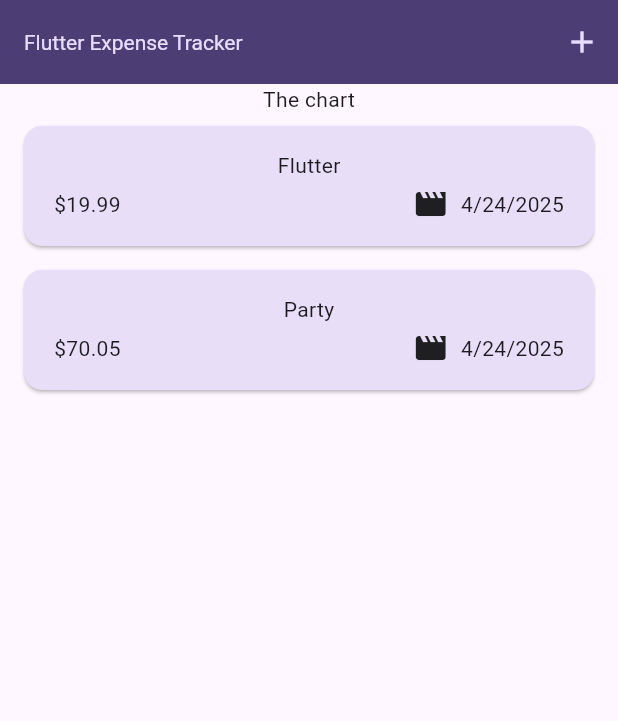
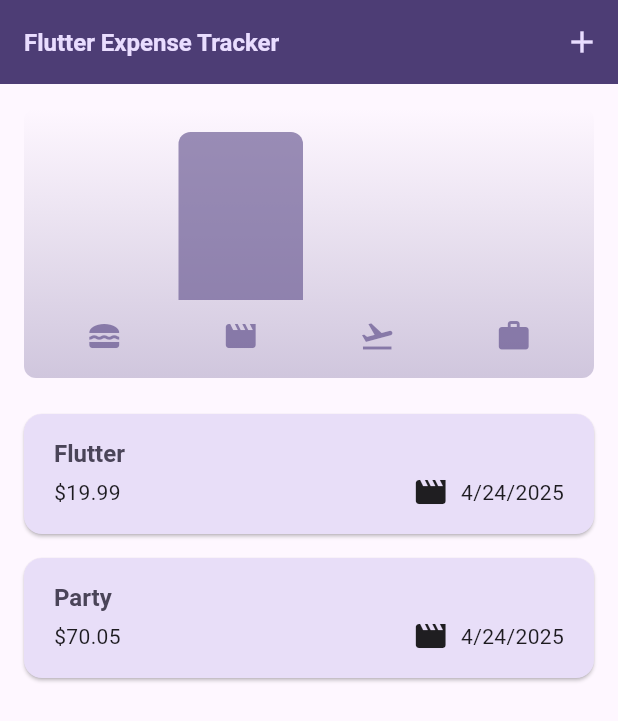
Before and after one commit to hardardottir93/verkefni, a Flutter app: the screen it shows after launch, on a phone screen of 412 x 824 dp. Shown: the top 721 px of the screen. Run offline on Flutter 3.47's test engine with Material 3 defaults, Android fonts, the phone set to English and light mode, and no system bars.

Commit message:
last-commit

```diff
--- a/expenses_app/lib/main.dart
+++ b/expenses_app/lib/main.dart
@@ -2,11 +2,33 @@ import 'package:flutter/material.dart';
 import 'package:expenses_app/widgets/expenses.dart';
 
 var kColorScheme = ColorScheme.fromSeed(
-    seedColor: const Color.fromARGB(255, 96, 59, 181));
+    seedColor: const Color.fromARGB(255, 96, 59, 181)
+);
+
+var kDarkColorScheme = ColorScheme.fromSeed(
+  brightness: Brightness.dark,
+  seedColor: const Color.fromARGB(255, 5, 99, 125)
+);
 
 void main() {
   runApp(
     MaterialApp(
+      darkTheme: ThemeData.dark().copyWith(
+        colorScheme: kDarkColorScheme,
+        cardTheme: const CardThemeData().copyWith(
+          color: kDarkColorScheme.secondaryContainer,
+          margin: const EdgeInsets.symmetric(
+            horizontal: 16,
+            vertical: 8
+          ),
+        ),
+        elevatedButtonTheme: ElevatedButtonThemeData(
+          style: ElevatedButton.styleFrom(
+            backgroundColor: kDarkColorScheme.primaryContainer,
+            foregroundColor: kDarkColorScheme.onPrimaryContainer,
+          ),
+        ),
+      ),
       theme: ThemeData().copyWith(
         colorScheme: kColorScheme,
         appBarTheme: const AppBarTheme().copyWith(
@@ -27,9 +49,9 @@ void main() {
         ),
         textTheme: ThemeData().textTheme.copyWith(
           titleLarge: TextStyle(
-            fontWeight: FontWeight.normal,
+            fontWeight: FontWeight.bold,
             color: kColorScheme.onSecondaryContainer,
-            fontSize: 14,
+            fontSize: 16,
           ),
         ),
       ),
--- a/expenses_app/lib/models/expense.dart
+++ b/expenses_app/lib/models/expense.dart
@@ -34,3 +34,27 @@ class Expense {
     return formatter.format(date);
   }
 }
+
+class ExpenseBucket {
+  const ExpenseBucket({
+    required this.category,
+    required this.expenses});
+
+  ExpenseBucket.forCategory(List<Expense> allExpenses, this.category)
+   : expenses = allExpenses
+    .where((expense) => expense.category == category)
+    .toList();
+
+  final Category category;
+  final List<Expense> expenses;
+
+  double get totalExpenses {
+    double sum = 0;
+
+    for (final expense in expenses){
+      sum += expense.amount;
+    }
+    return sum;
+  }
+
+}
--- /dev/null
+++ b/expenses_app/lib/widgets/chart/chart.dart
@@ -0,0 +1,95 @@
+import 'package:flutter/material.dart';
+
+import 'package:expenses_app/widgets/chart/chart_bar.dart';
+import 'package:expenses_app/models/expense.dart';
+
+class Chart extends StatelessWidget {
+  const Chart({super.key, required this.expenses});
+
+  final List<Expense> expenses;
+
+  List<ExpenseBucket> get buckets {
+    return [
+      ExpenseBucket.forCategory(expenses, Category.food),
+      ExpenseBucket.forCategory(expenses, Category.leisure),
+      ExpenseBucket.forCategory(expenses, Category.travel),
+      ExpenseBucket.forCategory(expenses, Category.work),
+    ];
+  }
+
+  double get maxTotalExpense {
+    double maxTotalExpense = 0;
+
+    for (final bucket in buckets) {
+      if (bucket.totalExpenses > maxTotalExpense) {
+        maxTotalExpense = bucket.totalExpenses;
+      }
+    }
+
+    return maxTotalExpense;
+  }
+
+  @override
+  Widget build(BuildContext context) {
+    final isDarkMode =
+        MediaQuery.of(context).platformBrightness == Brightness.dark;
+    return Container(
+      margin: const EdgeInsets.all(16),
+      padding: const EdgeInsets.symmetric(
+        vertical: 16,
+        horizontal: 8,
+      ),
+      width: double.infinity,
+      height: 180,
+      decoration: BoxDecoration(
+        borderRadius: BorderRadius.circular(8),
+        gradient: LinearGradient(
+          colors: [
+            Theme.of(context).colorScheme.primary.withOpacity(0.3),
+            Theme.of(context).colorScheme.primary.withOpacity(0.0)
+          ],
+          begin: Alignment.bottomCenter,
+          end: Alignment.topCenter,
+        ),
+      ),
+      child: Column(
+        children: [
+          Expanded(
+            child: Row(
+              crossAxisAlignment: CrossAxisAlignment.end,
+              children: [
+                for (final bucket in buckets) // alternative to map()
+                  ChartBar(
+                    fill: bucket.totalExpenses == 0
+                        ? 0
+                        : bucket.totalExpenses / maxTotalExpense,
+                  )
+              ],
+            ),
+          ),
+          const SizedBox(height: 12),
+          Row(
+            children: buckets
+                .map(
+                  (bucket) => Expanded(
+                child: Padding(
+                  padding: const EdgeInsets.symmetric(horizontal: 4),
+                  child: Icon(
+                    categoryIcons[bucket.category],
+                    color: isDarkMode
+                        ? Theme.of(context).colorScheme.secondary
+                        : Theme.of(context)
+                        .colorScheme
+                        .primary
+                        .withOpacity(0.7),
+                  ),
+                ),
+              ),
+            )
+                .toList(),
+          )
+        ],
+      ),
+    );
+  }
+}
--- /dev/null
+++ b/expenses_app/lib/widgets/chart/chart_bar.dart
@@ -0,0 +1,34 @@
+import 'package:flutter/material.dart';
+
+class ChartBar extends StatelessWidget {
+  const ChartBar({
+    super.key,
+    required this.fill,
+  });
+
+  final double fill;
+
+  @override
+  Widget build(BuildContext context) {
+    final isDarkMode =
+        MediaQuery.of(context).platformBrightness == Brightness.dark;
+    return Expanded(
+      child: Padding(
+        padding: const EdgeInsets.symmetric(horizontal: 4),
+        child: FractionallySizedBox(
+          heightFactor: fill,
+          child: DecoratedBox(
+            decoration: BoxDecoration(
+              shape: BoxShape.rectangle,
+              borderRadius:
+              const BorderRadius.vertical(top: Radius.circular(8)),
+              color: isDarkMode
+                  ? Theme.of(context).colorScheme.secondary
+                  : Theme.of(context).colorScheme.primary.withOpacity(0.65),
+            ),
+          ),
+        ),
+      ),
+    );
+  }
+}
--- a/expenses_app/lib/widgets/expenses.dart
+++ b/expenses_app/lib/widgets/expenses.dart
@@ -2,6 +2,7 @@ import 'package:expenses_app/widgets/expenses_list/expenses_list.dart';
 import 'package:expenses_app/models/expense.dart';
 import 'package:expenses_app/widgets/new_expense.dart';
 import 'package:flutter/material.dart';
+import 'package:expenses_app/widgets/chart/chart.dart';
 
 class Expenses extends StatefulWidget {
   const Expenses({super.key});
@@ -91,8 +92,7 @@ class _ExpensesState extends State<Expenses> {
       ),
       body: Column(
         children: [
-
-          const Text('The chart'),
+          Chart(expenses: _registeredExpenses),
           Expanded(
             child: mainContent,
           ),
--- a/expenses_app/lib/widgets/expenses_list/expense_item.dart
+++ b/expenses_app/lib/widgets/expenses_list/expense_item.dart
@@ -15,8 +15,12 @@ class ExpenseItem extends StatelessWidget {
           vertical: 16,
         ),
         child: Column(
+          crossAxisAlignment: CrossAxisAlignment.start,
           children: [
-            Text(expense.title),
+            Text(
+              expense.title,
+              style: Theme.of(context).textTheme.titleLarge,
+            ),
             const SizedBox(height: 4),
             Row(
               children: [
--- a/expenses_app/lib/widgets/expenses_list/expenses_list.dart
+++ b/expenses_app/lib/widgets/expenses_list/expenses_list.dart
@@ -1,6 +1,7 @@
 import 'package:expenses_app/models/expense.dart';
 import 'package:expenses_app/widgets/expenses_list/expense_item.dart';
 import 'package:flutter/cupertino.dart';
+import 'package:flutter/material.dart';
 
 class ExpensesList extends StatelessWidget {
   const ExpensesList({
@@ -18,11 +19,17 @@ class ExpensesList extends StatelessWidget {
     return ListView.builder(
       itemCount: expenses.length,
       itemBuilder: (ctx, index) => Dismissible( //Dismissable gerir möguleikan á að swipe-a
-          key: ValueKey(expenses[index]),
-          onDismissed: (direction) {
-            onRemoveExpense(expenses[index]);
-          },
-          child: ExpenseItem(expenses[index]),
+        key: ValueKey(expenses[index]),
+        background: Container(
+          color: Theme.of(context).colorScheme.error.withValues(), //?
+          margin: EdgeInsets.symmetric(
+            horizontal: Theme.of(context).cardTheme.margin!.horizontal
+          ),
+        ),
+        onDismissed: (direction) {
+          onRemoveExpense(expenses[index]);
+        },
+        child: ExpenseItem(expenses[index]),
       ),
     );
   }
```
